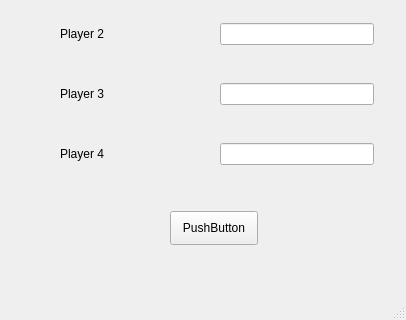
Above: set-players.ui from jan-of-us/wizard-tracker before the change; both pictures show x 0 to 406 and y 148 to 468 of the 406 by 468 pixel window. Below: the same form after it.
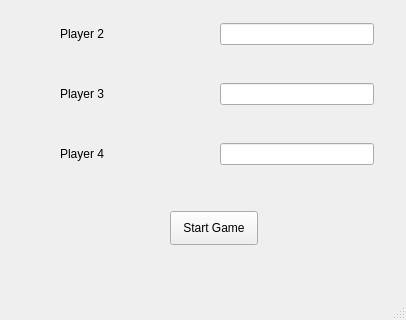
That is the form after the change.

Commit message: More descriptive function and widget names, added various comments, improved code readability

```diff
--- a/set-players.ui
+++ b/set-players.ui
@@ -134,7 +134,7 @@
      </rect>
     </property>
     <property name="text">
-     <string>PushButton</string>
+     <string>Start Game</string>
     </property>
    </widget>
   </widget>
```
Left out of the diff: 20 changed lines with no effect on the pictures. The commit also changes 3 other files.
